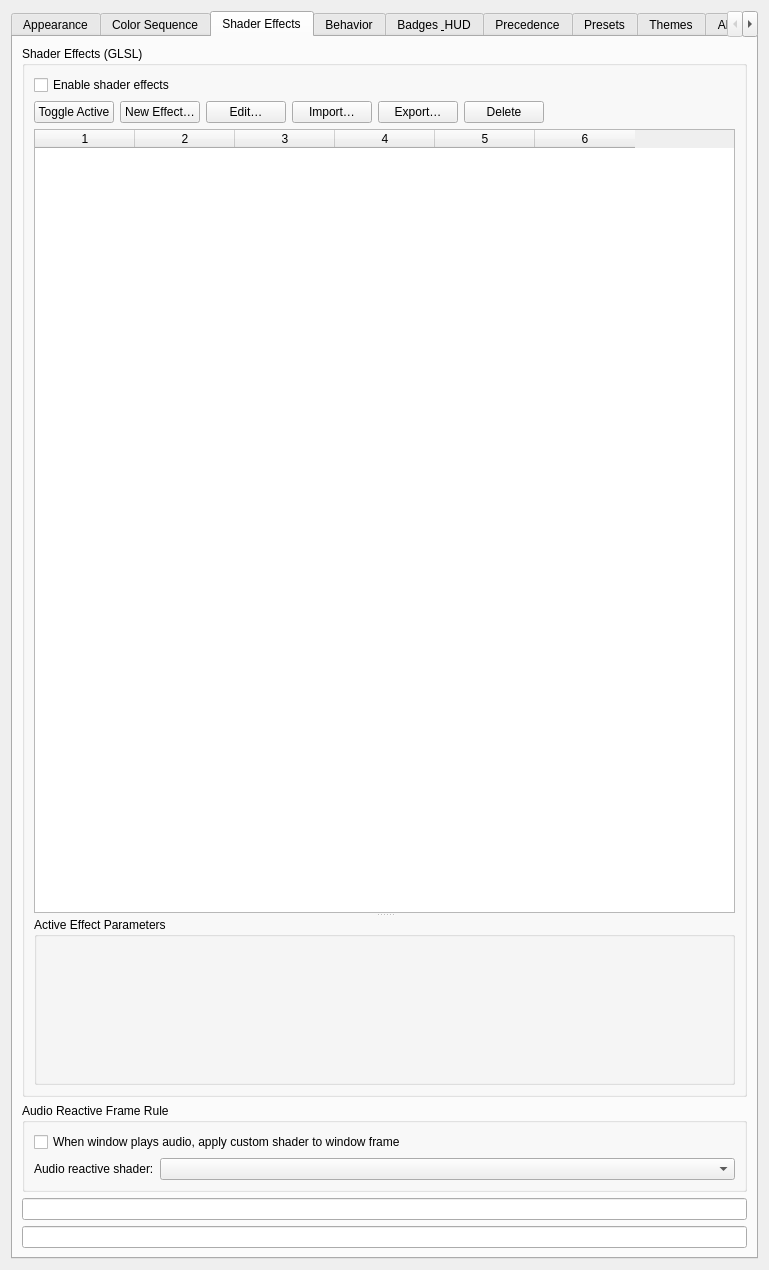
Before: the Qt Designer form leapk_config.ui in gmalinowski/LeapK, drawn with Qt 5.
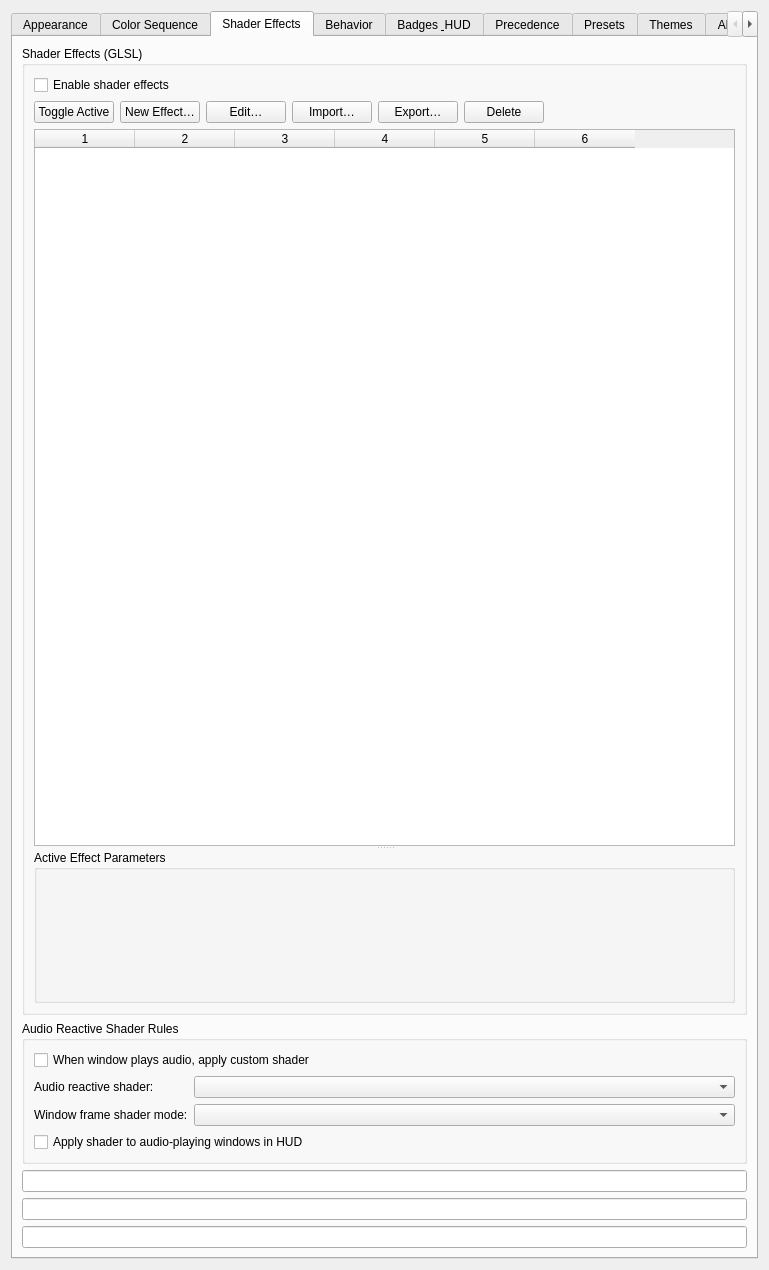
After: the same form once the commit is applied. The open tabs and pages were chosen to show the change. Icons and pictures are not drawn. Custom widgets are drawn as their Qt base class.

Commit message: feat(audio): add HUD audio shader and active/inactive window frame targeting rules (v1.6.0-beta64)

Patch:
```diff
--- a/leapk_config.ui
+++ b/leapk_config.ui
@@ -911,16 +911,16 @@
        <item>
         <widget class="QGroupBox" name="groupAudioShaderRule">
          <property name="title">
-          <string>Audio Reactive Frame Rule</string>
+          <string>Audio Reactive Shader Rules</string>
          </property>
          <layout class="QFormLayout" name="formLayoutAudioShaderRule">
           <item row="0" column="0" colspan="2">
            <widget class="QCheckBox" name="kcfg_AudioShaderRuleEnabled">
             <property name="text">
-             <string>When window plays audio, apply custom shader to window frame</string>
+             <string>When window plays audio, apply custom shader</string>
             </property>
             <property name="toolTip">
-             <string>Automatically renders the selected GLSL shader effect on the frame/glow of windows playing audio.</string>
+             <string>Automatically renders the selected GLSL shader effect on windows playing audio.</string>
             </property>
            </widget>
           </item>
@@ -941,6 +941,33 @@
             </property>
            </widget>
           </item>
+          <item row="2" column="0">
+           <widget class="QLabel" name="label_audioWindowFrameMode">
+            <property name="text">
+             <string>Window frame shader mode:</string>
+            </property>
+            <property name="toolTip">
+             <string>Choose whether the audio shader applies to active windows, inactive windows, or always.</string>
+            </property>
+           </widget>
+          </item>
+          <item row="2" column="1">
+           <widget class="QComboBox" name="comboAudioWindowFrameMode">
+            <property name="toolTip">
+             <string>Choose whether the audio shader applies to active windows, inactive windows, or always.</string>
+            </property>
+           </widget>
+          </item>
+          <item row="3" column="0" colspan="2">
+           <widget class="QCheckBox" name="kcfg_AudioHudShaderEnabled">
+            <property name="text">
+             <string>Apply shader to audio-playing windows in HUD</string>
+            </property>
+            <property name="toolTip">
+             <string>Automatically renders the GLSL audio shader effect around window cards playing sound in the HUD.</string>
+            </property>
+           </widget>
+          </item>
          </layout>
         </widget>
        </item>
@@ -961,6 +988,14 @@
         </widget>
        </item>
 
+       <item>
+        <widget class="QLineEdit" name="kcfg_AudioWindowFrameShaderMode">
+         <property name="visible">
+          <bool>false</bool>
+         </property>
+        </widget>
+       </item>
+
       </layout>
      </widget>
 
```
The commit also changes 13 other files.
